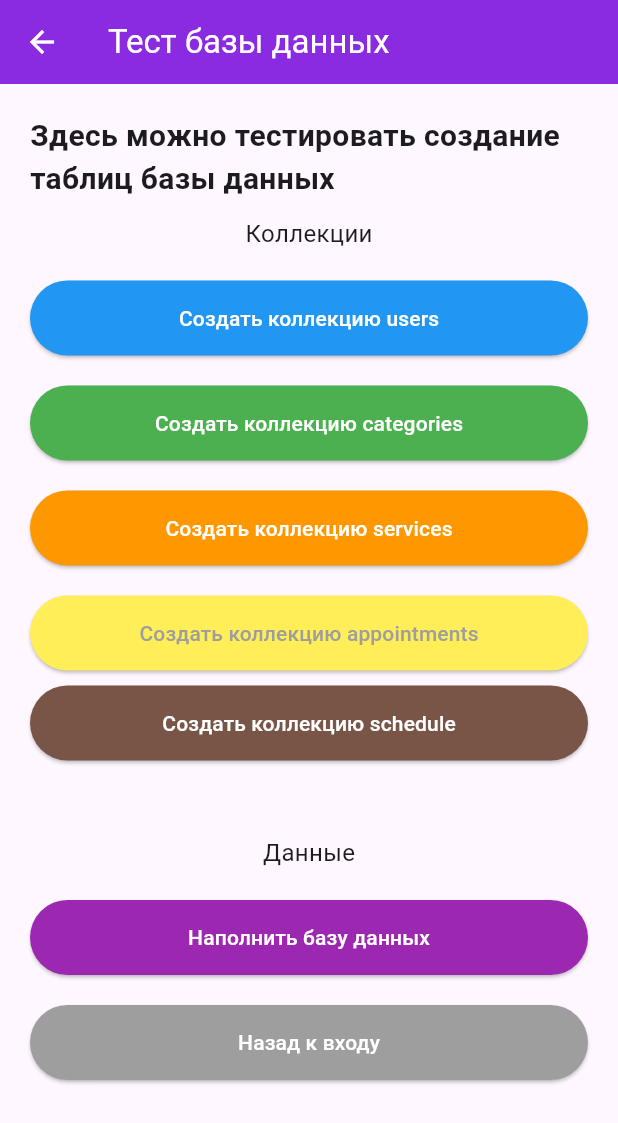
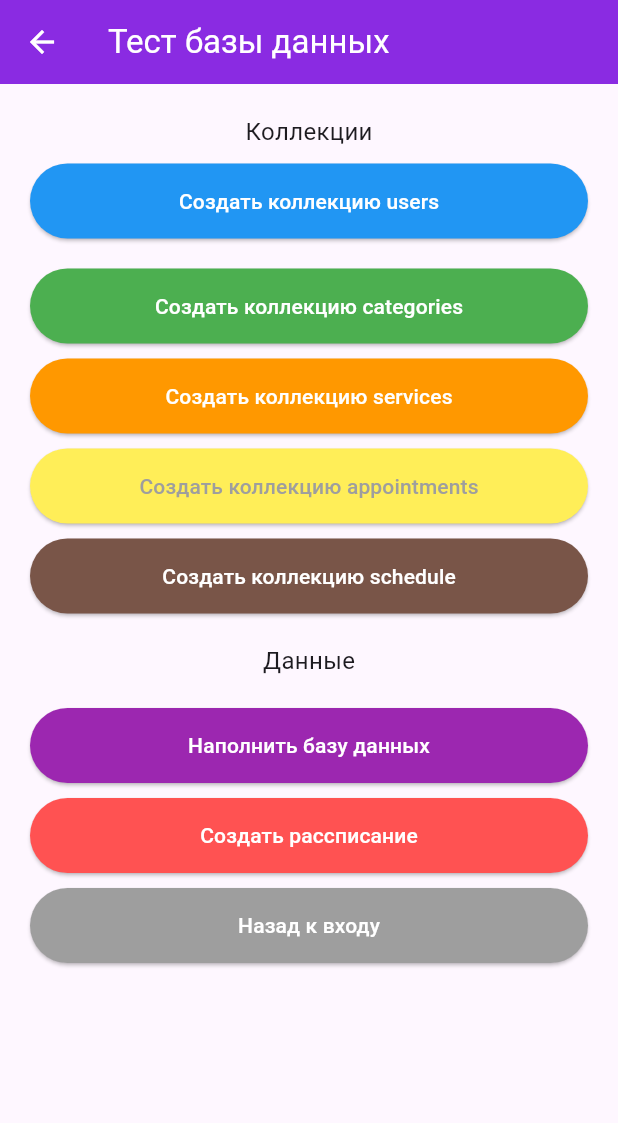
Before and after one commit to neshika/oksana_shik, a Flutter app: the TestScreen screen opened by its route, on a phone screen of 412 x 824 dp. Shown: the top 1123 px of the screen. Run offline on Flutter 3.47's test engine with Material 3 defaults, Android fonts, the light colour scheme and no system bars; our stand-ins replace cloud_firestore, dio, firebase_auth, firebase_core; accounts and stored records are empty.

Commit message:
avoda sofsof

```diff
--- a/lib/models/appointment_model.dart
+++ b/lib/models/appointment_model.dart
@@ -63,7 +63,7 @@ class Appointment {
           : DateTime.now().add(Duration(
               hours: 1)), // Если endTime null, используем startTime + 1 час
       status:
-          json['status'] ?? 'unknown', // Если status null, используем 'unknown'
+          json['status'] ?? 'pending', // Если status null, используем 'unknown'
       createdAt: json['createdAt'] != null
           ? (json['createdAt'] as Timestamp).toDate()
           : DateTime.now(), // Если createdAt null, используем текущую дату
--- a/lib/screens/auth/login_screen.dart
+++ b/lib/screens/auth/login_screen.dart
@@ -54,7 +54,7 @@ class LoginScreen extends StatelessWidget {
 
     return Scaffold(
       appBar: AppBar(
-        title: const Text('Вход /login'),
+        title: const Text('Вход'),
         backgroundColor: AppTheme.primaryColor,
         foregroundColor: AppTheme.backgroundColor,
         leading: Container(), //кнопка возврата скрыта
--- a/lib/screens/auth/test_screen.dart
+++ b/lib/screens/auth/test_screen.dart
@@ -506,21 +506,13 @@ class TestScreen extends StatelessWidget {
             mainAxisAlignment:
                 MainAxisAlignment.center, // Центрирование по вертикали
             children: [
-              const Text(
-                'Здесь можно тестировать создание таблиц базы данных',
-                style: TextStyle(
-                  fontSize: 20,
-                  fontWeight: FontWeight.bold,
-                ),
-              ),
               // кнопки коллекций
-              const SizedBox(height: 10), // Отступ между элементами
               const Text(
                 'Коллекции',
                 textAlign: TextAlign.left, // Выравнивание текста по левому краю
                 style: TextStyle(fontSize: 16), // Размер шрифта
               ),
-              const SizedBox(height: 20), // Отступ между элементами
+              const SizedBox(height: 10), // Отступ между элементами
 
               // Кнопка для создания коллекции users
               SizedBox(
@@ -551,7 +543,7 @@ class TestScreen extends StatelessWidget {
                   child: const Text('Создать коллекцию categories'),
                 ),
               ),
-              const SizedBox(height: 20), // Отступ между элементами
+              const SizedBox(height: 10), // Отступ между элементами
 
               // Кнопка для создания коллекции services
               SizedBox(
@@ -566,7 +558,7 @@ class TestScreen extends StatelessWidget {
                   child: const Text('Создать коллекцию services'),
                 ),
               ),
-              const SizedBox(height: 20), // Отступ между элементами
+              const SizedBox(height: 10), // Отступ между элементами
 
               // Кнопка для создания коллекции Appointment
               SizedBox(
@@ -598,7 +590,7 @@ class TestScreen extends StatelessWidget {
               ),
 
               // Кнопки данных
-              const SizedBox(height: 50), // Отступ перед следующим разделом
+              const SizedBox(height: 20), // Отступ между элементами
               const Text(
                 'Данные',
                 textAlign: TextAlign.left,
@@ -619,7 +611,24 @@ class TestScreen extends StatelessWidget {
                   child: const Text('Наполнить базу данных'),
                 ),
               ),
-              const SizedBox(height: 20), // Отступ между элементами
+              const SizedBox(height: 10), // Отступ между элементами
+              // Кнопка для создания коллекции users
+              SizedBox(
+                width: double.infinity, // Ширина на весь экран
+                height: 50, // Высота кнопки
+                child: ElevatedButton(
+                  onPressed: () => generateScheduleForPeriod(
+                      startDate: DateTime(2025, 9, 3),
+                      endDate: DateTime(
+                          2025, 9, 30)), //Создает рассписание на сентябрь
+                  style: ElevatedButton.styleFrom(
+                    backgroundColor: Colors.redAccent, // Синий цвет фона
+                    foregroundColor: Colors.white, // Белый цвет текста
+                  ),
+                  child: const Text('Создать рассписание'), // Текст кнопки
+                ),
+              ),
+              const SizedBox(height: 10), // Отступ между элементами
 
               // Кнопка для перехода обратно к экрану входа
               SizedBox(
--- a/lib/screens/home/home_screen.dart
+++ b/lib/screens/home/home_screen.dart
@@ -72,7 +72,7 @@ class _HomeScreenState extends State<HomeScreen> {
   Widget build(BuildContext context) {
     return Scaffold(
       appBar: AppBar(
-        title: const Text('Главная /home'),
+        title: const Text('Главная'),
         backgroundColor: AppTheme.primaryColor,
         foregroundColor: AppTheme.backgroundColor,
         //кнопка назад
--- a/lib/screens/splash/splash_screen.dart
+++ b/lib/screens/splash/splash_screen.dart
@@ -131,7 +131,7 @@ class _SplashScreenState extends State<SplashScreen>
               child: Text(
                 "Красота начинается здесь", // Текст подзаголовка
                 style: AppTheme.bodyText.copyWith(
-                  color: Colors.white70, // Полупрозрачный белый цвет
+                  color: Colors.white, // Полупрозрачный белый цвет
                 ),
               ),
             ),
```
Also changed, not shown: lib/screens/auth/register_screen.dart (+9 -1 lines), lib/screens/booking/booking_screen.dart (+14 -1 lines), lib/services/firestore_service.dart (+177 -43 lines).
